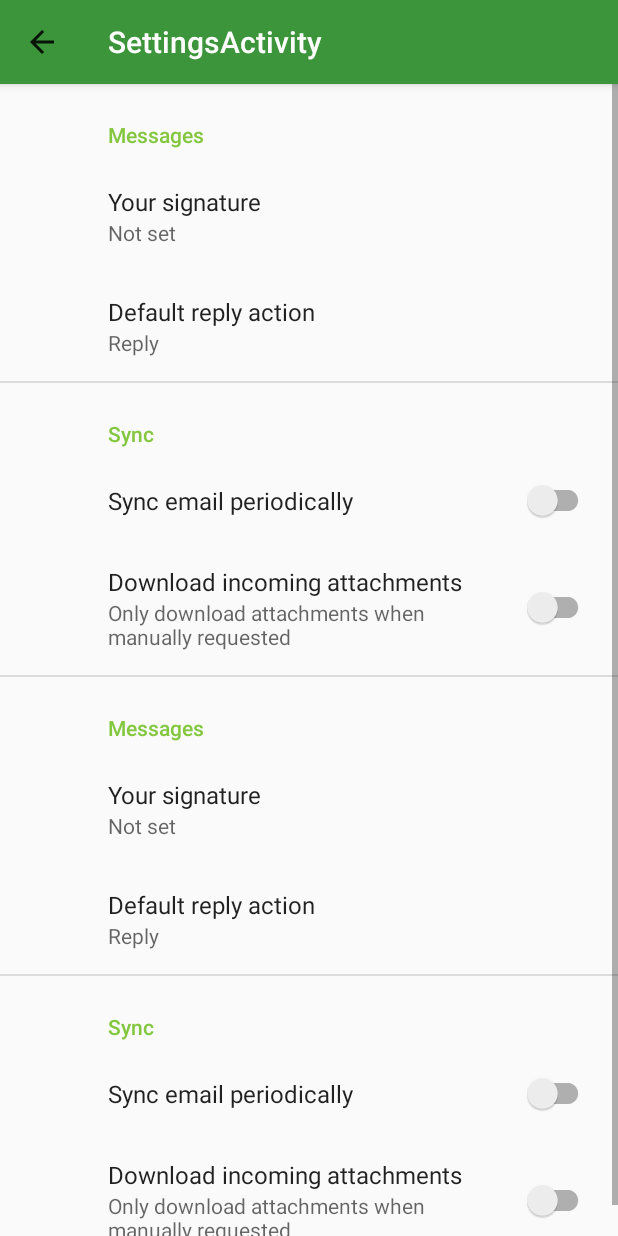
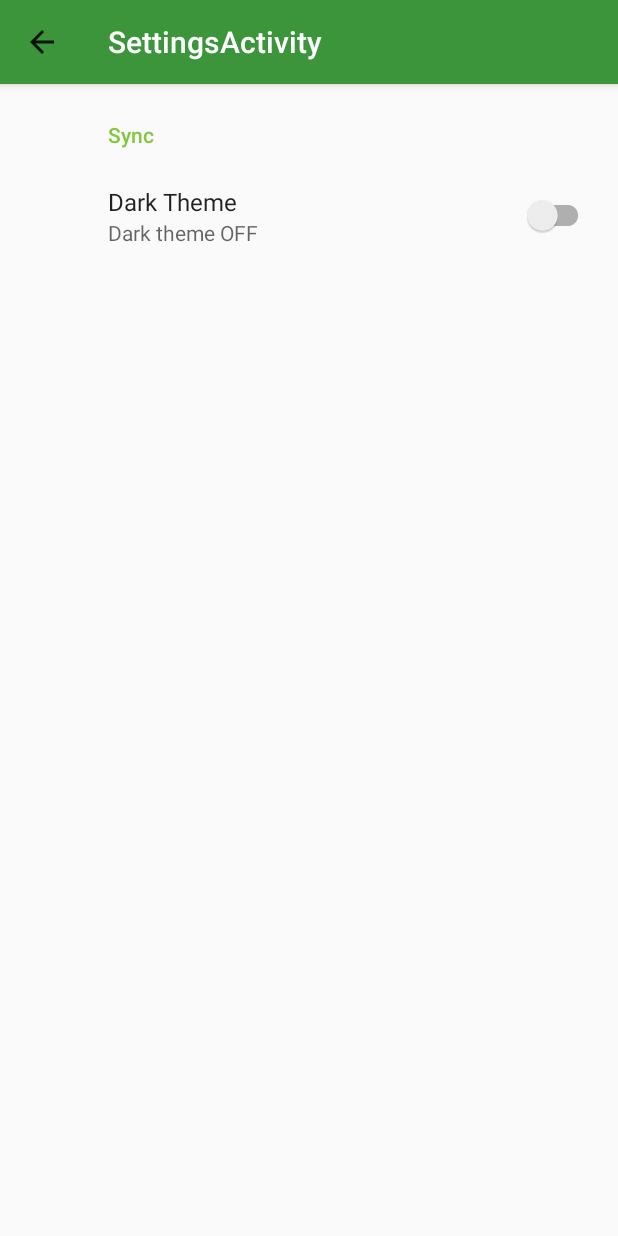
Before and after one commit to sboyard/ShopList, an Android app: the SettingsActivity screen opened directly, with no data from a screen before it, on a phone screen of 412 x 824 dp. Run offline under Robolectric (Android 15) with nearby library versions, the phone set to English and light mode, and no system bars; our stand-ins replace androidx.preference.

```diff
--- a/app/src/main/java/ca/on/conestogac/rsc/shoppinglist/SettingsActivity.java
+++ b/app/src/main/java/ca/on/conestogac/rsc/shoppinglist/SettingsActivity.java
@@ -17,7 +17,7 @@ public class SettingsActivity extends AppCompatActivity {
         if (savedInstanceState == null) {
             getSupportFragmentManager()
                     .beginTransaction()
-                    .replace(R.id.menu_setting, new SettingsFragment())
+                    .replace(R.id.menu_settings, new SettingsFragment())
                     .commit();
         }
         ActionBar actionBar = getSupportActionBar();
--- a/app/src/main/java/ca/on/conestogac/rsc/shoppinglist/views/MainActivity.java
+++ b/app/src/main/java/ca/on/conestogac/rsc/shoppinglist/views/MainActivity.java
@@ -29,7 +29,7 @@ public class MainActivity extends AppCompatActivity {
 
     @Override
     public boolean onCreateOptionsMenu(Menu menu) {
-        getMenuInflater().inflate(R.menu.menu_setting, menu);
+        getMenuInflater().inflate(R.menu.shopping_list_menu, menu);
         return true;
     }
 
--- a/app/src/main/java/ca/on/conestogac/rsc/shoppinglist/views/SettingsFragment.java
+++ /dev/null
@@ -1,15 +0,0 @@
-package ca.on.conestogac.rsc.shoppinglist.views;
-
-import android.os.Bundle;
-
-import androidx.preference.PreferenceFragmentCompat;
-
-import ca.on.conestogac.rsc.shoppinglist.R;
-
-public class SettingsFragment extends PreferenceFragmentCompat {
-
-    @Override
-    public void onCreatePreferences(Bundle savedInstanceState, String rootKey) {
-        setPreferencesFromResource(R.xml.root_preferences, rootKey);
-    }
-}
--- a/app/src/main/res/layout/settings_activity.xml
+++ b/app/src/main/res/layout/settings_activity.xml
@@ -3,7 +3,7 @@
     android:layout_height="match_parent">
 
     <FrameLayout
-        android:id="@+id/menu_setting"
+        android:id="@+id/menu_settings"
         android:layout_width="match_parent"
         android:layout_height="match_parent">
 
--- a/app/src/main/res/menu/menu_setting.xml
+++ b/app/src/main/res/menu/shopping_list_menu.xml
@@ -2,7 +2,7 @@
 <menu xmlns:android="http://schemas.android.com/apk/res/android">
 
     <item
-        android:id="@+id/menu_setting"
+        android:id="@+id/menu_settings"
         android:title="@string/settings" />
     <item
         android:id="@+id/menu_statistics"
--- a/app/src/main/res/values/strings.xml
+++ b/app/src/main/res/values/strings.xml
@@ -28,4 +28,8 @@
     <string name="title_activity_settings">SettingsActivity</string>
     <string name="settings">Settings</string>
     <string name="statistics">Statistics</string>
+    <string name="theme">Dark Theme</string>
+    <string name="dark_on">Dark theme ON</string>
+    <string name="dark_off">Dark theme OFF</string>
+    <string name="reset">Reset</string>
 </resources>
--- a/app/src/main/res/xml/root_preferences.xml
+++ b/app/src/main/res/xml/root_preferences.xml
@@ -1,64 +1,14 @@
-<PreferenceScreen xmlns:app="http://schemas.android.com/apk/res-auto">
-
-    <PreferenceCategory app:title="@string/messages_header">
-
-        <EditTextPreference
-            app:key="signature"
-            app:title="@string/signature_title"
-            app:useSimpleSummaryProvider="true" />
-
-        <ListPreference
-            app:defaultValue="reply"
-            app:entries="@array/reply_entries"
-            app:entryValues="@array/reply_values"
-            app:key="reply"
-            app:title="@string/reply_title"
-            app:useSimpleSummaryProvider="true" />
-
-    </PreferenceCategory>
+<PreferenceScreen xmlns:android="http://schemas.android.com/apk/res/android"
+    xmlns:app="http://schemas.android.com/apk/res-auto">
 
     <PreferenceCategory app:title="@string/sync_header">
 
         <SwitchPreferenceCompat
+            android:id="@+id/theme"
             app:key="sync"
-            app:title="@string/sync_title" />
-
-        <SwitchPreferenceCompat
-            app:dependency="sync"
-            app:key="attachment"
-            app:summaryOff="@string/attachment_summary_off"
-            app:summaryOn="@string/attachment_summary_on"
-            app:title="@string/attachment_title" />
-
-    </PreferenceCategory>
-    <PreferenceCategory app:title="@string/messages_header">
-
-        <EditTextPreference
-            app:key="signature"
-            app:title="@string/signature_title"
-            app:useSimpleSummaryProvider="true" />
-
-        <ListPreference
-            app:defaultValue="reply"
-            app:entries="@array/reply_entries"
-            app:entryValues="@array/reply_values"
-            app:key="reply"
-            app:title="@string/reply_title"
-            app:useSimpleSummaryProvider="true" />
-
-    </PreferenceCategory>
-    <PreferenceCategory app:title="@string/sync_header">
-
-        <SwitchPreferenceCompat
-            app:key="sync"
-            app:title="@string/sync_title" />
-
-        <SwitchPreferenceCompat
-            app:dependency="sync"
-            app:key="attachment"
-            app:summaryOff="@string/attachment_summary_off"
-            app:summaryOn="@string/attachment_summary_on"
-            app:title="@string/attachment_title" />
+            app:summaryOff="@string/dark_off"
+            app:summaryOn="@string/dark_on"
+            app:title="@string/theme" />
 
     </PreferenceCategory>
 
```
